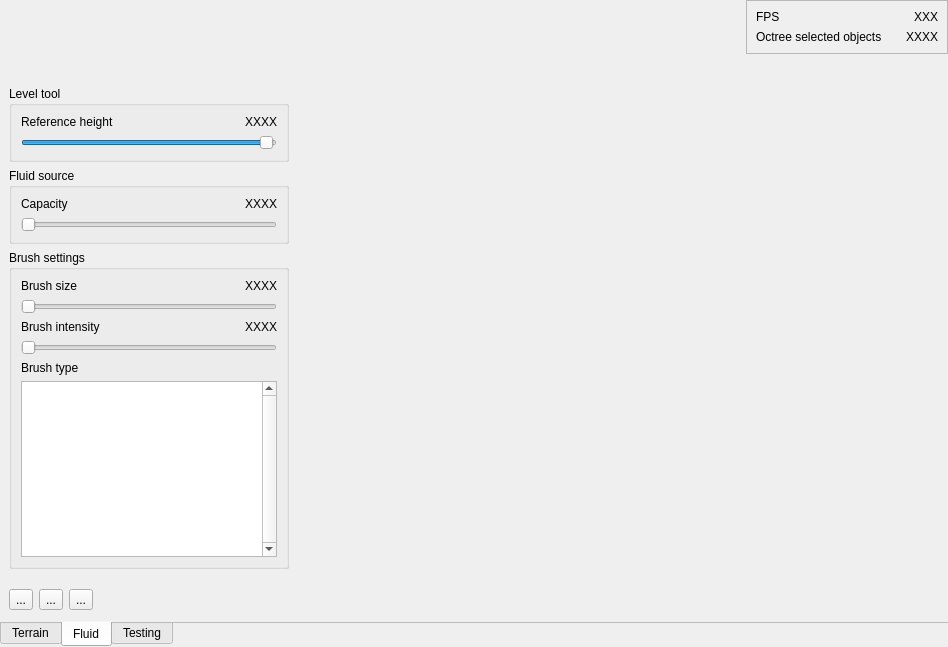
Above: game/ui/terraform.ui from horazont/scc before the change. Below: the same form after it.
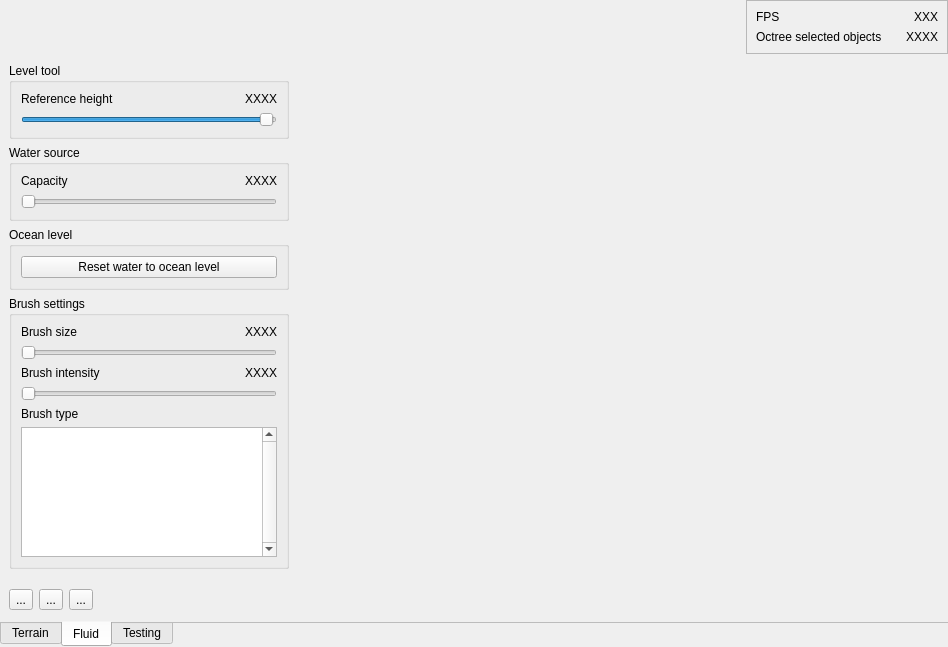
That is the form after the change.

Commit message: Add button to reset the fluid

```diff
--- a/game/ui/terraform.ui
+++ b/game/ui/terraform.ui
@@ -362,7 +362,7 @@
    <item row="2" column="0">
     <widget class="QWidget" name="tool_settings_frame" native="true">
      <layout class="QGridLayout" name="gridLayout_2">
-      <item row="2" column="0">
+      <item row="3" column="0">
        <widget class="QGroupBox" name="brush_settings">
         <property name="title">
          <string>Brush settings</string>
@@ -565,7 +565,7 @@
       <item row="1" column="0">
        <widget class="QGroupBox" name="fluid_source_settings">
         <property name="title">
-         <string>Fluid source</string>
+         <string>Water source</string>
         </property>
         <layout class="QGridLayout" name="gridLayout_6">
          <item row="0" column="0">
@@ -613,6 +613,22 @@
         </layout>
        </widget>
       </item>
+      <item row="2" column="0">
+       <widget class="QGroupBox" name="fluid_ocean_level_settings">
+        <property name="title">
+         <string>Ocean level</string>
+        </property>
+        <layout class="QGridLayout" name="gridLayout_7">
+         <item row="0" column="0" colspan="2">
+          <widget class="QPushButton" name="fluid_ocean_level_reset_fluid">
+           <property name="text">
+            <string>Reset water to ocean level</string>
+           </property>
+          </widget>
+         </item>
+        </layout>
+       </widget>
+      </item>
      </layout>
     </widget>
    </item>
```
The commit also changes 2 other files.
